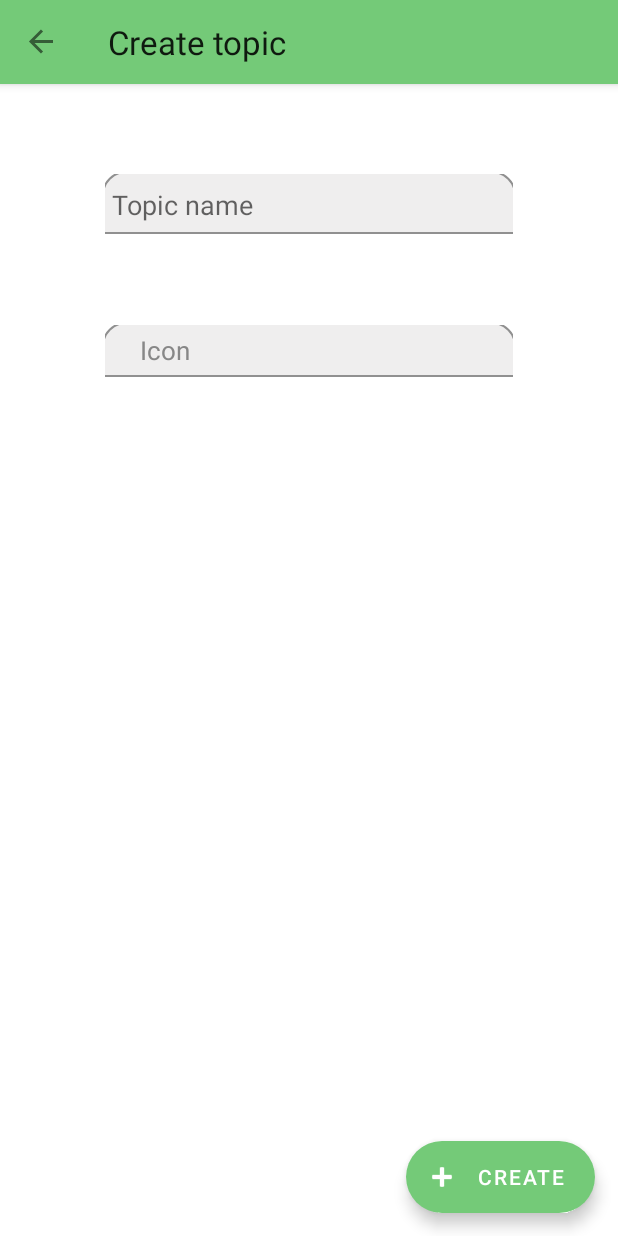
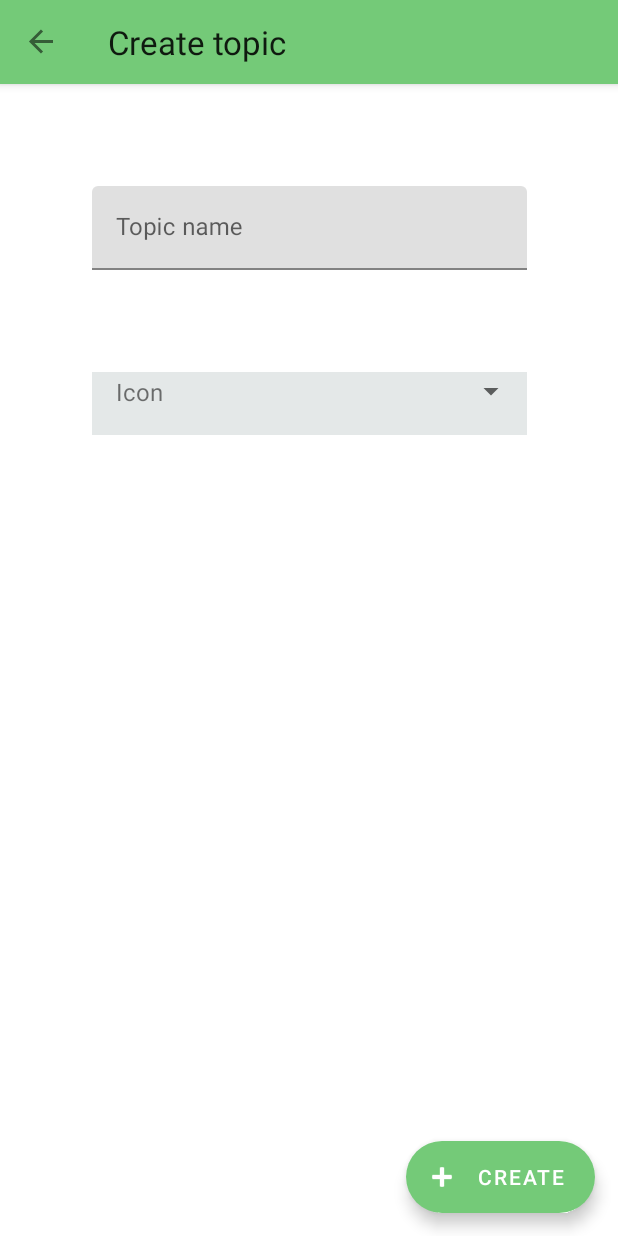
Before and after one commit to Kubixxu/TODOList, an Android app: the AddTopic screen opened through its navigation route, after a tap on "CREATE", on a phone screen of 412 x 824 dp. Run offline under Robolectric (Android 15) with nearby library versions, the phone set to English and light mode, and no system bars; our stand-ins replace Room's generated code, navigation-ui.

Commit message:
Dropdown list customization

```diff
--- a/app/src/main/java/com/example/todolist/AddTopic.kt
+++ b/app/src/main/java/com/example/todolist/AddTopic.kt
@@ -1,6 +1,7 @@
 package com.example.todolist
 
 import android.os.Bundle
+import android.util.Log
 import androidx.fragment.app.Fragment
 import android.view.LayoutInflater
 import android.view.View
@@ -52,8 +53,9 @@ class AddTopic : Fragment() {
                 findNavController().navigate(R.id.action_topic_addition_to_topic_list)
             }
             else {
-                val toast = Toast.makeText(context, "You didn't specify topic name or topic icon", Toast.LENGTH_SHORT)
+                val toast = Toast.makeText(requireContext(), "You didn't specify topic name or topic icon", Toast.LENGTH_SHORT)
                 toast.show()
+                //Log.d("INVOKED", "Toast should appear")
             }
 
         }
--- a/app/src/main/res/layout/fragment_add_topic.xml
+++ b/app/src/main/res/layout/fragment_add_topic.xml
@@ -22,16 +22,10 @@
         app:icon="@android:drawable/ic_input_add"
         app:iconTint="@color/white" />
 
-    <EditText
-        android:id="@+id/editTextTextPersonName"
-        android:layout_width="match_parent"
+    <com.google.android.material.textfield.TextInputLayout
+        android:id="@+id/editTextTextPersonNameLayout"
+        android:layout_width="290dp"
         android:layout_height="wrap_content"
-        android:ems="10"
-        android:inputType="textPersonName"
-        android:hint="Topic name"
-
-        android:textColor="#878787"
-        android:background="@drawable/rounded_edit_text"
         app:layout_constraintEnd_toEndOf="parent"
         app:layout_constraintStart_toStartOf="parent"
         app:layout_constraintTop_toTopOf="parent"
@@ -39,17 +33,37 @@
         android:layout_marginLeft="70dp"
         android:layout_marginRight="70dp"
         android:paddingTop="8dp"
-        android:paddingBottom="8dp"/>
+        android:paddingBottom="8dp">
 
-    <Spinner
-        android:id="@+id/colorSpinner"
-        android:layout_width="match_parent"
+        <com.google.android.material.textfield.TextInputEditText
+            android:id="@+id/editTextTextPersonName"
+            android:layout_width="match_parent"
+            android:layout_height="wrap_content"
+
+            android:hint="Topic name"
+            android:singleLine="true" />
+
+    </com.google.android.material.textfield.TextInputLayout>
+
+    <com.google.android.material.textfield.TextInputLayout
+        android:layout_marginTop="60dp"
+        android:layout_marginLeft="70dp"
+        android:layout_marginRight="70dp"
+        android:layout_width="290dp"
         android:layout_height="wrap_content"
         app:layout_constraintEnd_toEndOf="parent"
         app:layout_constraintStart_toStartOf="parent"
-        app:layout_constraintTop_toBottomOf="@+id/editTextTextPersonName"
-        android:layout_marginTop="60dp"
-        android:layout_marginLeft="70dp"
-        android:layout_marginRight="70dp"
-        android:background="@drawable/rounded_edit_text"/>
+        app:layout_constraintTop_toBottomOf="@+id/editTextTextPersonNameLayout"
+        android:background="#e4e8e8">
+
+        <Spinner
+            android:id="@+id/colorSpinner"
+            android:layout_width="match_parent"
+            android:layout_height="wrap_content"
+            android:layout_marginBottom="16dp"
+            android:popupBackground="#e8e4e4"/>
+    </com.google.android.material.textfield.TextInputLayout>
+
+
+
 </androidx.constraintlayout.widget.ConstraintLayout>
--- a/app/src/main/res/layout/icon_with_text.xml
+++ b/app/src/main/res/layout/icon_with_text.xml
@@ -3,8 +3,7 @@
     xmlns:app="http://schemas.android.com/apk/res-auto"
     android:layout_width="match_parent"
     android:layout_height="wrap_content"
-    android:orientation="horizontal"
-    android:background="#EFEEEE">
+    android:orientation="horizontal">
 
 
     <ImageView
@@ -23,12 +22,12 @@
         android:layout_width="wrap_content"
         android:layout_height="match_parent"
         android:layout_weight="1"
+        android:textSize="16dp"
         android:text="Icon"
-        android:textColor="#878787"
-        android:textSize="17dp"
+        android:gravity="center_vertical"
         app:layout_constraintStart_toStartOf="parent"
         app:layout_constraintTop_toTopOf="parent"
-        android:layout_marginLeft="-19dp"/>
+        android:layout_marginLeft="-22dp"/>
 
 
 </LinearLayout>
```
